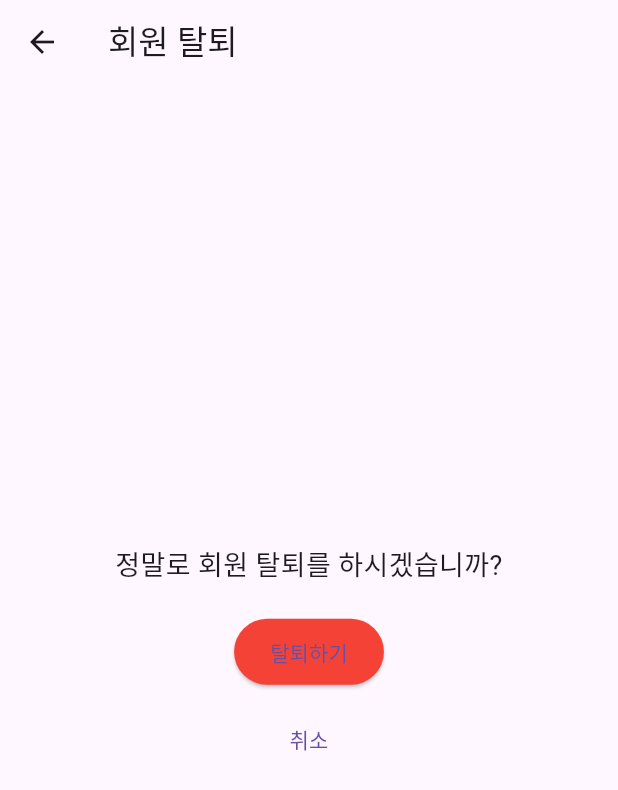
After one commit to Omniscient-Job-Project/Omniscient-flutter, a Flutter app: the WithdrawalPage screen opened directly, on a phone screen of 412 x 824 dp. The commit adds this screen. Shown: the top 790 px of the screen. Run offline on Flutter 3.47's test engine with Material 3 defaults, Android fonts, the phone set to English and light mode, and no system bars; our stand-ins replace dio, flutter_dotenv, font_awesome_flutter, get.

Commit message:
fix: sidebar, 회원탈퇴페이지

```diff
--- a/lib/core/widgets/sidebar_layout.dart
+++ b/lib/core/widgets/sidebar_layout.dart
@@ -1,6 +1,4 @@
 import 'package:flutter/material.dart';
-import 'package:get/get.dart';
-import '../../features/mypage/widgets/userprofile.dart';
 import 'header.dart';
 import 'footer.dart';
 
--- /dev/null
+++ b/lib/features/mypage/screens/withdrawal_page.dart
@@ -0,0 +1,62 @@
+import 'package:flutter/material.dart';
+import '../repositories/withdrawal_repository.dart';
+
+class WithdrawalPage extends StatelessWidget {
+  final WithdrawalRepository _withdrawalRepository = WithdrawalRepository();
+
+  Future<void> confirmWithdrawal(BuildContext context) async {
+    try {
+      await _withdrawalRepository.withdrawUser();
+      // 탈퇴 성공 시 홈으로 리다이렉트
+      Navigator.pushReplacementNamed(context, '/myHome');
+    } catch (e) {
+      print('Withdrawal failed: $e');
+      // 탈퇴 실패 시 에러 메시지 표시
+      ScaffoldMessenger.of(context).showSnackBar(SnackBar(
+        content: Text('회원 탈퇴에 실패했습니다.'),
+      ));
+    }
+  }
+
+  @override
+  Widget build(BuildContext context) {
+    return Scaffold(
+      appBar: AppBar(
+        title: Text('회원 탈퇴'),
+      ),
+      body: Center( // Center 위젯으로 감싸기
+        child: Padding(
+          padding: const EdgeInsets.all(16.0),
+          child: Column(
+            mainAxisSize: MainAxisSize.min, // Column의 최소 크기 사용
+            mainAxisAlignment: MainAxisAlignment.center,
+            crossAxisAlignment: CrossAxisAlignment.center,
+            children: [
+              Text(
+                '정말로 회원 탈퇴를 하시겠습니까?',
+                style: TextStyle(fontSize: 18),
+                textAlign: TextAlign.center,
+              ),
+              SizedBox(height: 20),
+              ElevatedButton(
+                onPressed: () => confirmWithdrawal(context),
+                style: ElevatedButton.styleFrom(
+                  backgroundColor: Colors.red,
+                  padding: EdgeInsets.symmetric(vertical: 12, horizontal: 24),
+                ),
+                child: Text('탈퇴하기'),
+              ),
+              SizedBox(height: 10),
+              TextButton(
+                onPressed: () {
+                  Navigator.pushReplacementNamed(context, '/myHome');
+                },
+                child: Text('취소'),
+              ),
+            ],
+          ),
+        ),
+      ),
+    );
+  }
+}
```
Also changed, not shown: lib/features/employment/widgets/job_card.dart (+14 -2 lines).
